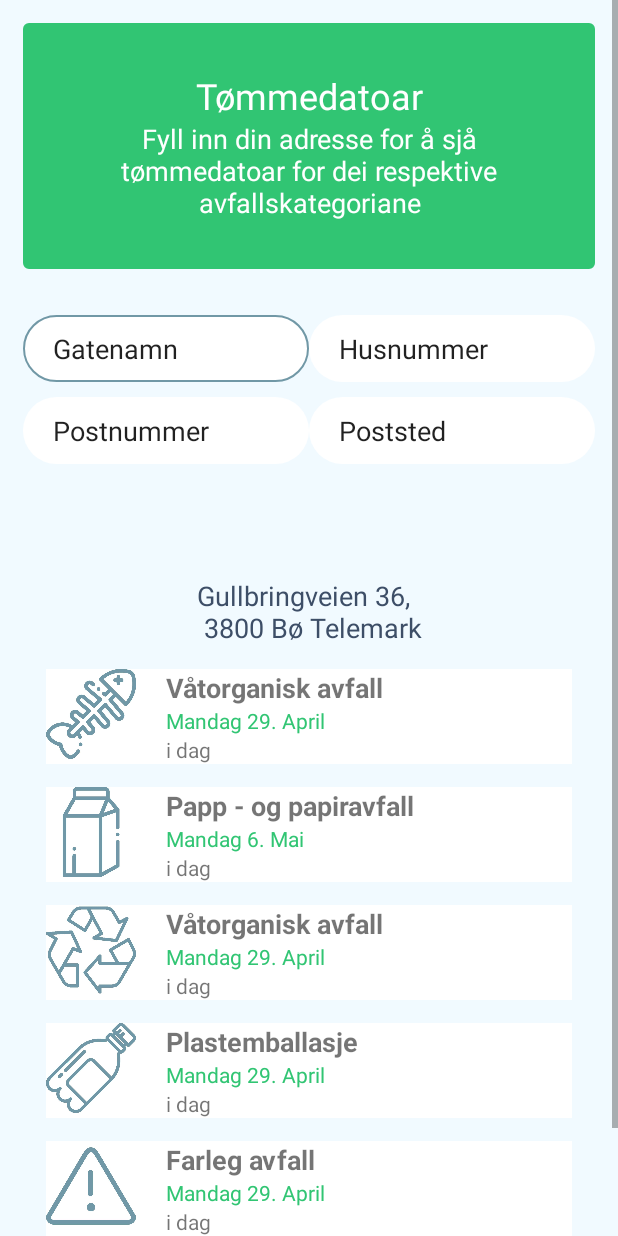
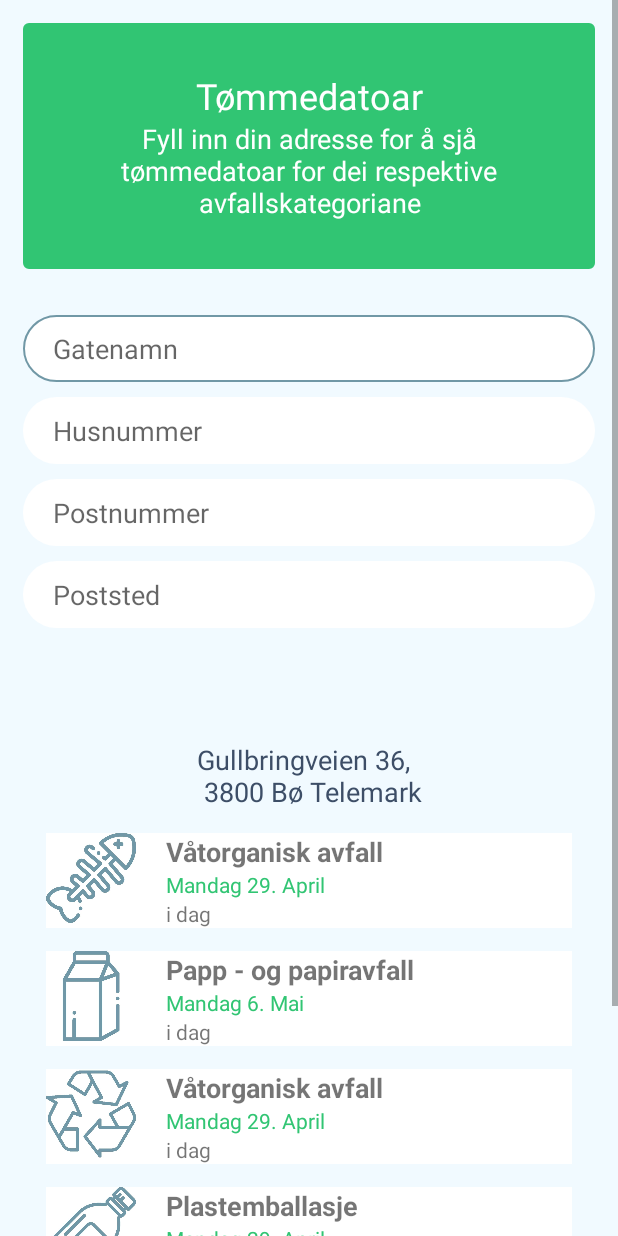
Before and after one commit to SimWer/Obligatorisk-6120-Mobile-Enheter, an Android app: the Bare_se_tommedatoer screen opened directly, with no data from a screen before it, on a phone screen of 412 x 824 dp. Run offline under Robolectric (Android 15) with nearby library versions, the phone set to English and light mode, and no system bars.

Commit message:
Tømmedatoer oppdatert

```diff
--- a/app/src/main/res/layout/activity_bare_se_tommedatoer.xml
+++ b/app/src/main/res/layout/activity_bare_se_tommedatoer.xml
@@ -53,47 +53,42 @@
 
                 <EditText
                     android:id="@+id/searchbar_gatenamn"
-                    android:layout_width="0dp"
+                    android:layout_width="fill_parent"
                     android:layout_height="wrap_content"
                     android:background="@drawable/rounded_input"
-                    android:text="Gatenamn"
-                    app:layout_constraintHorizontal_weight="2"
+                    android:hint="Gatenamn"
                     app:layout_constraintStart_toStartOf="parent"
-                    app:layout_constraintWidth_percent=".5"
                     app:layout_constraintTop_toTopOf="parent" />
 
                 <EditText
                     android:id="@+id/searchbar_husnummer"
                     android:layout_height="wrap_content"
-                    android:layout_width="0dp"
+                    android:layout_width="fill_parent"
                     android:background="@drawable/rounded_input"
-                    android:text="Husnummer"
-                    app:layout_constraintHorizontal_weight="2"
-                    app:layout_constraintStart_toEndOf="@id/searchbar_gatenamn"
-                    app:layout_constraintWidth_percent=".5"
-                    app:layout_constraintTop_toTopOf="parent" />
+                    android:hint="Husnummer"
+                    android:layout_marginTop="10dp"
+                    app:layout_constraintStart_toStartOf="parent"
+                    app:layout_constraintTop_toBottomOf="@id/searchbar_gatenamn" />
 
                 <EditText
                     android:id="@+id/searchbar_postnummmer"
-                    android:layout_width="0dp"
+                    android:layout_width="fill_parent"
                     android:layout_height="wrap_content"
                     android:layout_marginTop="10dp"
                     android:background="@drawable/rounded_input"
-                    android:text="Postnummer"
-                    app:layout_constraintWidth_percent=".5"
+                    android:hint="Postnummer"
                     app:layout_constraintStart_toStartOf="parent"
-                    app:layout_constraintTop_toBottomOf="@+id/searchbar_gatenamn" />
+                    app:layout_constraintTop_toBottomOf="@+id/searchbar_husnummer" />
 
                 <EditText
                     android:id="@+id/searchbar_poststed"
-                    android:layout_width="0dp"
+                    android:layout_width="fill_parent"
                     android:layout_height="wrap_content"
                     android:layout_marginTop="10dp"
                     android:background="@drawable/rounded_input"
-                    android:text="Poststed"
-                    app:layout_constraintWidth_percent=".5"
-                    app:layout_constraintStart_toStartOf="@id/searchbar_husnummer"
-                    app:layout_constraintTop_toBottomOf="@id/searchbar_gatenamn" />
+                    android:hint="Poststed"
+                    app:layout_constraintStart_toStartOf="parent"
+                    app:layout_constraintTop_toBottomOf="@id/searchbar_postnummmer" />
 
             </androidx.constraintlayout.widget.ConstraintLayout>
 
```
